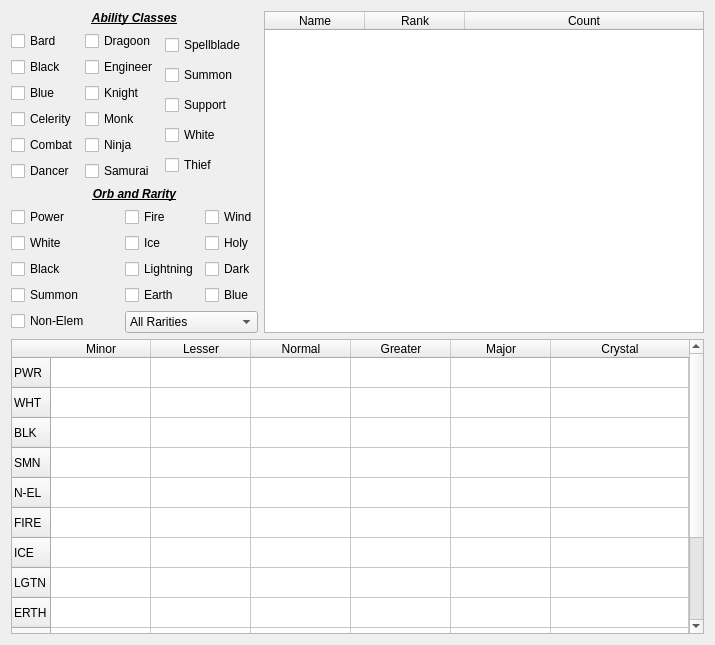
Above: ffrk_abilities.ui from Tibonium/ffrk_abilities before the change. Below: the same form after it.
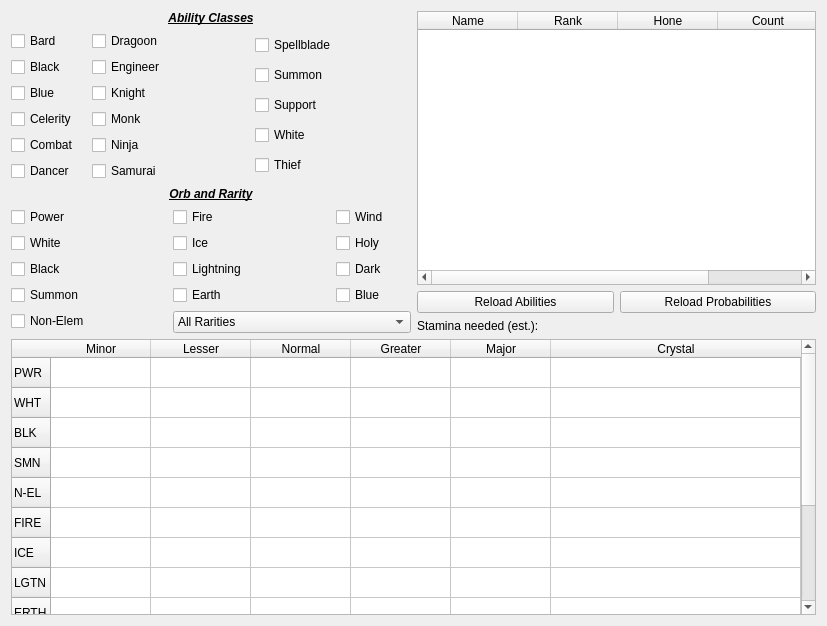
That is the form after the change.

Commit message: Added stamina and probability statistics, very sloppy but included. Added coloring to highlight which orbs have drop chances provided by the orb_stat file.

```diff
--- a/ffrk_abilities.ui
+++ b/ffrk_abilities.ui
@@ -6,8 +6,8 @@
    <rect>
     <x>0</x>
     <y>0</y>
-    <width>715</width>
-    <height>645</height>
+    <width>827</width>
+    <height>626</height>
    </rect>
   </property>
   <property name="windowTitle">
@@ -333,6 +333,8 @@
       </layout>
      </item>
      <item>
+      <layout class="QGridLayout" name="gridLayout_2">
+       <item row="0" column="0" colspan="2">
       <widget class="QTableWidget" name="ability_table">
        <attribute name="horizontalHeaderStretchLastSection">
         <bool>true</bool>
@@ -350,6 +352,11 @@
          <string>Rank</string>
         </property>
        </column>
+         <column>
+          <property name="text">
+           <string>Hone</string>
+          </property>
+         </column>
        <column>
         <property name="text">
          <string>Count</string>
@@ -357,6 +364,29 @@
        </column>
       </widget>
      </item>
+       <item row="1" column="0">
+        <widget class="QPushButton" name="ability_button">
+         <property name="text">
+          <string>Reload Abilities</string>
+         </property>
+        </widget>
+       </item>
+       <item row="1" column="1">
+        <widget class="QPushButton" name="prob_button">
+         <property name="text">
+          <string>Reload Probabilities</string>
+         </property>
+        </widget>
+       </item>
+       <item row="2" column="0" colspan="2">
+        <widget class="QLabel" name="stamina_cost">
+         <property name="text">
+          <string>Stamina needed (est.):</string>
+         </property>
+        </widget>
+       </item>
+      </layout>
+     </item>
     </layout>
    </item>
    <item>
```
Left out of the diff: 3 changed lines with no effect on the pictures. Lines whose indentation alone changed are shown as unchanged. The commit also changes 9 other files.
